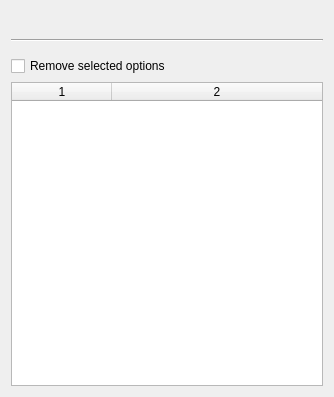
Old version of the form ui/options_maintenance.ui in the repository metabrainz/picard.
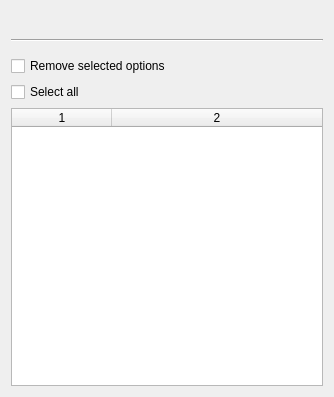
New version of the form.

Commit message: Add `Select all` checkbox. Use `isinstance()` for type check.

Diff of the .ui file:
```diff
--- a/ui/options_maintenance.ui
+++ b/ui/options_maintenance.ui
@@ -73,6 +73,13 @@
      </property>
     </widget>
    </item>
+   <item>
+    <widget class="QCheckBox" name="select_all">
+     <property name="text">
+      <string>Select all</string>
+     </property>
+    </widget>
+   </item>
    <item>
     <widget class="QTableWidget" name="tableWidget">
      <property name="sizeAdjustPolicy">
```
The commit also changes 2 other files.
